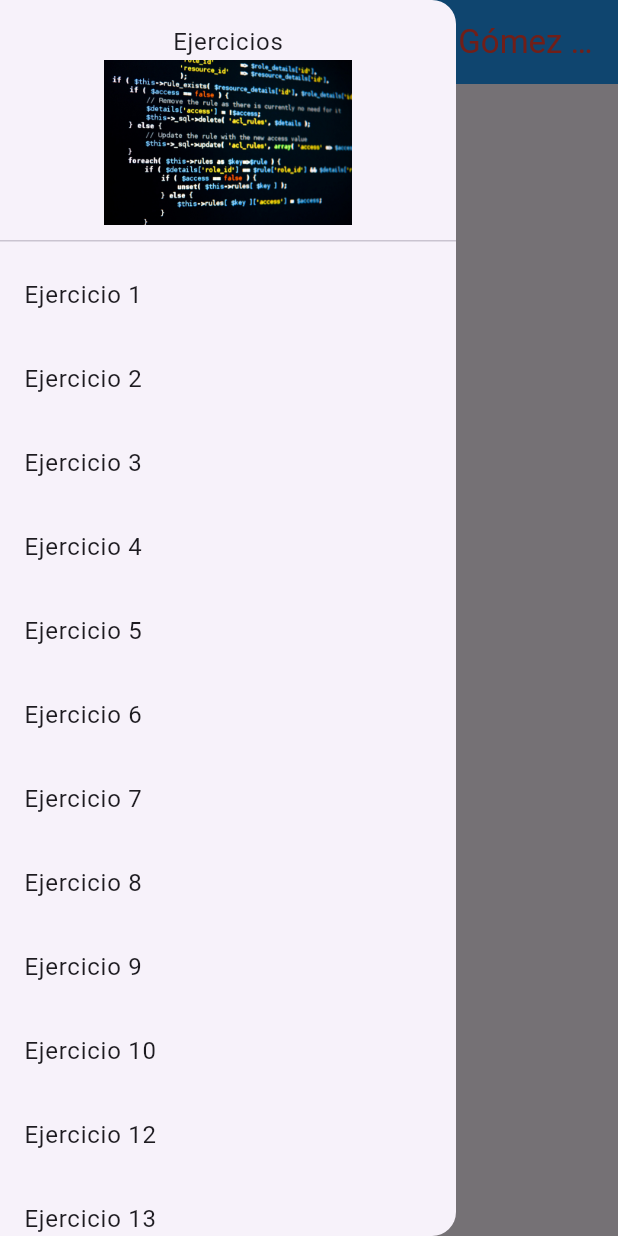
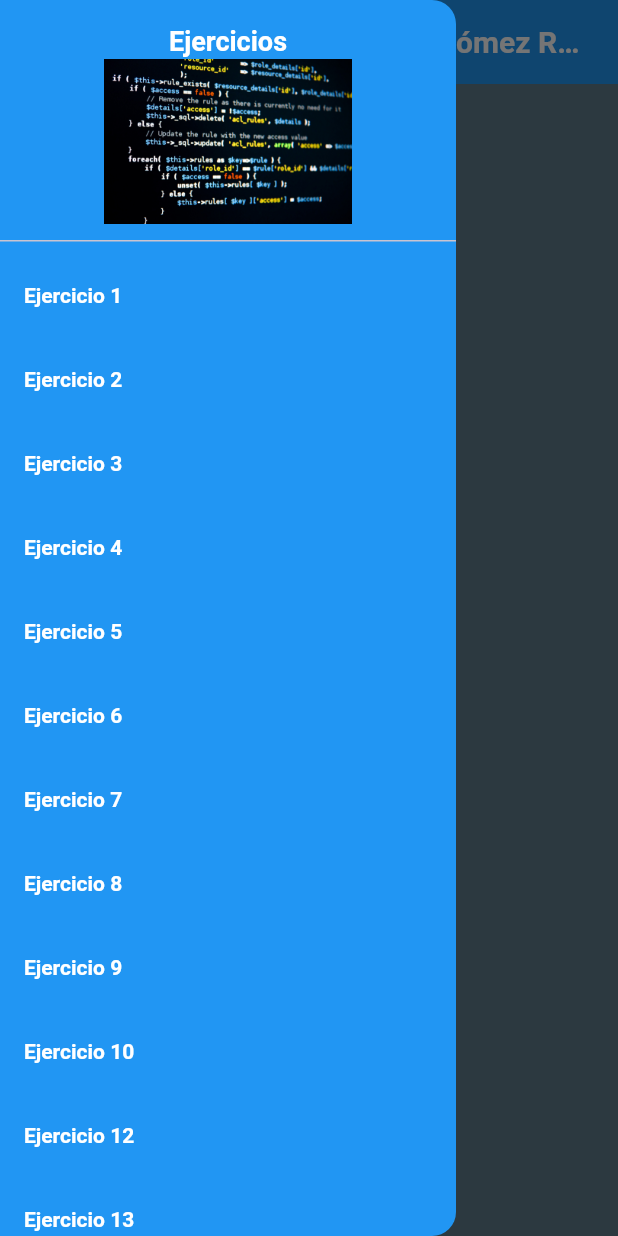
Before and after one commit to Rimantico/juan_gomez_flutter_proyecto, a Flutter app: the screen it shows after launch, with the side drawer open, on a phone screen of 412 x 824 dp. Run offline on Flutter 3.47's test engine with Material 3 defaults, Android fonts, the phone set to English and light mode, and no system bars; our stand-ins replace google_fonts, material_ui; missing offline and left inert: textf.

Commit message:
Refactor app theme and remove redundant background color from AppBar in multiple screens

```diff
--- a/lib/main.dart
+++ b/lib/main.dart
@@ -1,34 +1,26 @@
-import 'package:material_ui/material_ui.dart';
+import 'package:flutter/material.dart';
+
 import './screens/menu_lateral.dart';
-
-
+import 'themes/app_theme.dart';
 
 void main() => runApp(const AplicacionPrincipal());
-
-
 
 class AplicacionPrincipal extends StatelessWidget {
   const AplicacionPrincipal({super.key});
 
-
   @override
   Widget build(BuildContext context) {
     return MaterialApp(
+      theme: AppTheme.tema,
       title: "Ejercicios Flutter - Juan Gómez Ruiz",
       home: Scaffold(
         appBar: AppBar(
-          backgroundColor: Colors.blue,
           title: const Center(
-            child: Text(
-              "Ejercicios Flutter - Juan Gómez Ruiz",
-              style: TextStyle(color: Colors.red),
-            ),
+            child: Text("Ejercicios Flutter - Juan Gómez Ruiz"),
           ),
         ),
         drawer: MenuLateral(),
-        body: const Center(
-          child: Text("Seleccione un ejercicio"),
-        ),
+        body: const Center(child: Text("Seleccione un ejercicio")),
       ),
     );
   }
--- a/lib/screens/ejercicio1.dart
+++ b/lib/screens/ejercicio1.dart
@@ -8,7 +8,6 @@ class ejercicio1 extends StatelessWidget {
   Widget build(BuildContext context) {
     return Scaffold(
       appBar: AppBar(
-        backgroundColor: Colors.blue,
         title: const Center(child: Text("Ejercicio 1")),
       ),
       body: Center(
--- a/lib/screens/ejercicio10.dart
+++ b/lib/screens/ejercicio10.dart
@@ -14,7 +14,6 @@ class ejercicio10State extends State<ejercicio10> {
   Widget build(BuildContext context) {
     return Scaffold(
       appBar: AppBar(
-        backgroundColor: Colors.blue,
         title: Center(child: Text("Ejercicio 10")),
       ),
       body: Center(
--- a/lib/screens/ejercicio11.dart
+++ b/lib/screens/ejercicio11.dart
@@ -13,7 +13,6 @@ class ejercicio11 extends StatelessWidget {
   Widget build(BuildContext context) {
     return Scaffold(
       appBar: AppBar(
-        backgroundColor: Colors.blue,
         title: Center(child: Text("Ejercicio 11")),
       ),
       body: ListView(
--- a/lib/screens/ejercicio13.dart
+++ b/lib/screens/ejercicio13.dart
@@ -48,7 +48,6 @@ class ejercicio13State extends State<ejercicio13> {
     }
     return Scaffold(
       appBar: AppBar(
-        backgroundColor: Colors.blue,
         title: Center(child: Text("Actividad 13",style: TextStyle(fontSize: 25,fontWeight: FontWeight.bold),)),
       ),
       body: Stack(
--- a/lib/screens/ejercicio2.dart
+++ b/lib/screens/ejercicio2.dart
@@ -6,7 +6,7 @@ class ejercicio2 extends StatelessWidget {
   @override
   Widget build(BuildContext context) {
     return Scaffold(
-        appBar: AppBar(backgroundColor: Colors.blue,title: Center(child: Text("Actividad 2"))),
+        appBar: AppBar(title: Center(child: Text("Actividad 2"))),
         body: Center(
           child: Column(
             children: [
--- a/lib/screens/ejercicio3.dart
+++ b/lib/screens/ejercicio3.dart
@@ -7,7 +7,6 @@ class ejercicio3 extends StatelessWidget {
   Widget build(BuildContext context) {
     return Scaffold(
       appBar: AppBar(
-        backgroundColor: Colors.blue,
         title: Center(child: Text("Actividad 3")),
       ),
       body: Center(
--- a/lib/screens/ejercicio4.dart
+++ b/lib/screens/ejercicio4.dart
@@ -6,7 +6,7 @@ class ejercicio4 extends StatelessWidget {
   @override
   Widget build(BuildContext context) {
     return Scaffold(
-        appBar: AppBar(backgroundColor: Colors.blue,title: Center(child: Text("Ejercicio 4"))),
+        appBar: AppBar(title: Center(child: Text("Ejercicio 4"))),
         body: Center(
           child: Row(
             children: [
--- a/lib/screens/ejercicio5.dart
+++ b/lib/screens/ejercicio5.dart
@@ -6,7 +6,7 @@ class ejercicio5 extends StatelessWidget {
   @override
   Widget build(BuildContext context) {
     return Scaffold(
-        appBar: AppBar(backgroundColor: Colors.blue,title: Center(child: Text("Ejercicio 5"))),
+        appBar: AppBar(title: Center(child: Text("Ejercicio 5"))),
         body: Center(child: Column(children: [
         Image.asset('assets/FotoRandom.jpeg', height: 145, width: 400,),
         Image.asset('assets/imagenDrawer.png', height: 145, width: 400,),
--- a/lib/screens/ejercicio6.dart
+++ b/lib/screens/ejercicio6.dart
@@ -9,7 +9,6 @@ class ejercicio6 extends StatelessWidget {
   Widget build(BuildContext context) {
     return Scaffold(
       appBar: AppBar(
-        backgroundColor: Colors.blue,
         title: Center(child: Text("Ejercicio 6 ")),
       ),
 
--- a/lib/screens/ejercicio7.dart
+++ b/lib/screens/ejercicio7.dart
@@ -7,7 +7,6 @@ class ejercicio7 extends StatelessWidget {
   Widget build(BuildContext context) {
     return Scaffold(
       appBar: AppBar(
-        backgroundColor: Colors.blue,
         title: Center(child: Text("Actividad 7")),
       ),
     body: Row(mainAxisAlignment: MainAxisAlignment.spaceEvenly,children: [
--- a/lib/screens/ejercicio8.dart
+++ b/lib/screens/ejercicio8.dart
@@ -12,7 +12,6 @@ class ejercicio8 extends StatelessWidget {
 
     return Scaffold(
       appBar: AppBar(
-        backgroundColor: Colors.blue,
         title: Center(child: Text("Ejercicio 8")),
       ),
       body: Center(
--- a/lib/screens/ejercicio9.dart
+++ b/lib/screens/ejercicio9.dart
@@ -7,7 +7,6 @@ class ejercicio9 extends StatelessWidget {
   Widget build(BuildContext context) {
     return Scaffold(
       appBar: AppBar(
-        backgroundColor: Colors.blue,
         title: Center(child: Text("Ejercicio 9")),
       ),
       body: Container(
--- a/lib/screens/menu_lateral.dart
+++ b/lib/screens/menu_lateral.dart
@@ -1,7 +1,6 @@
 import 'package:juan_gomez_flutter_proyecto/screens/ejercicio12.dart';
-import 'package:material_ui/material_ui.dart';
+import 'package:flutter/material.dart';
 import 'package:juan_gomez_flutter_proyecto/screens/ejercicio10.dart';
-import 'package:juan_gomez_flutter_proyecto/screens/ejercicio11.dart';
 import 'package:juan_gomez_flutter_proyecto/screens/ejercicio13.dart';
 import 'package:juan_gomez_flutter_proyecto/screens/ejercicio2.dart';
 import 'package:juan_gomez_flutter_proyecto/screens/ejercicio3.dart';
@@ -27,7 +26,7 @@ class MenuLateral extends StatelessWidget {
           DrawerHeader(
             child: Column(
               children: [
-                Text("Ejercicios"),
+                Text("Ejercicios",style: Theme.of(context).textTheme.titleLarge,),
                 Image.asset(
                   'assets/imagenDrawer.png',
                   width: 1000,
--- /dev/null
+++ b/lib/themes/app_theme.dart
@@ -0,0 +1,36 @@
+import 'package:flutter/material.dart';
+
+class AppTheme {
+  static final ThemeData tema = ThemeData(
+    scaffoldBackgroundColor: Colors.blueGrey,
+
+    textTheme: const TextTheme(
+      bodyMedium: TextStyle(
+        color: Colors.white,
+        fontSize: 18,
+        fontWeight: FontWeight.bold,
+      ),
+      titleLarge: TextStyle(
+        fontSize: 18,
+        fontWeight: FontWeight.bold,
+        color: Colors.white,
+      ),
+    ),
+
+    appBarTheme: const AppBarTheme(
+      backgroundColor: Colors.blue,
+      foregroundColor: Colors.white,
+      titleTextStyle: TextStyle(
+        color: Colors.white,
+        fontSize: 20,
+        fontWeight: FontWeight.bold,
+      ),
+    ),
+
+    drawerTheme: DrawerThemeData(backgroundColor: Colors.blue),
+    listTileTheme: ListTileThemeData(
+      textColor: Colors.white,
+      titleTextStyle: TextStyle(fontWeight: FontWeight.bold),
+    ),
+  );
+}
```
Also changed, not shown: pubspec.lock.
